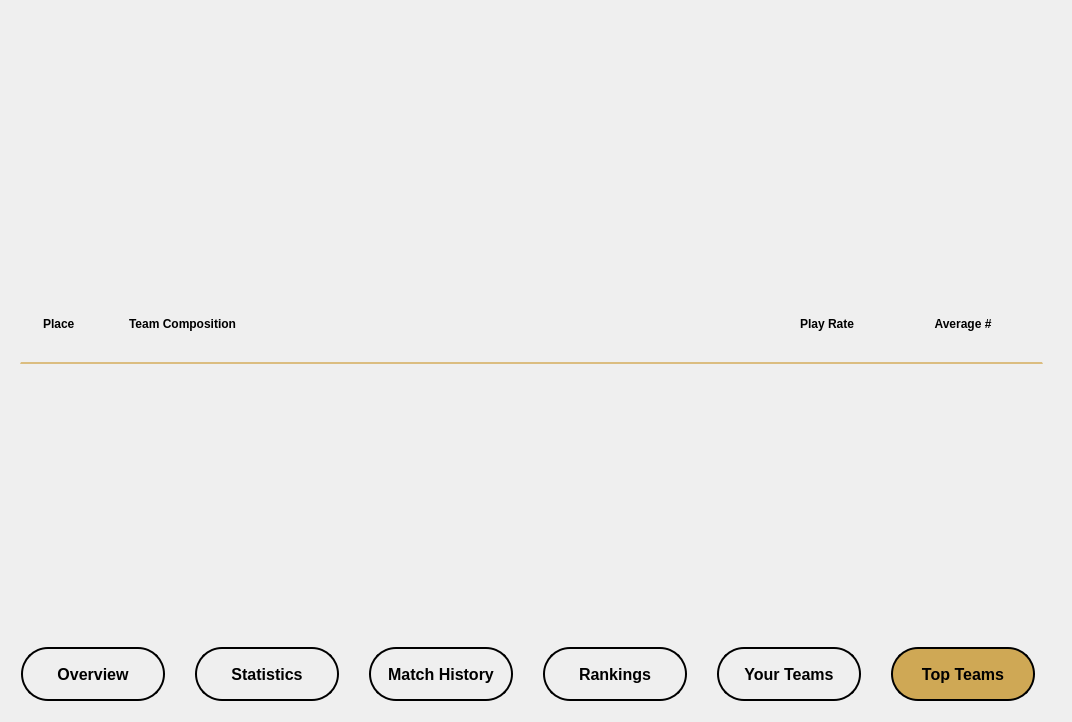
YannikSahl/TFT-Analyzer, file analyticswindow.ui: the form before one commit.
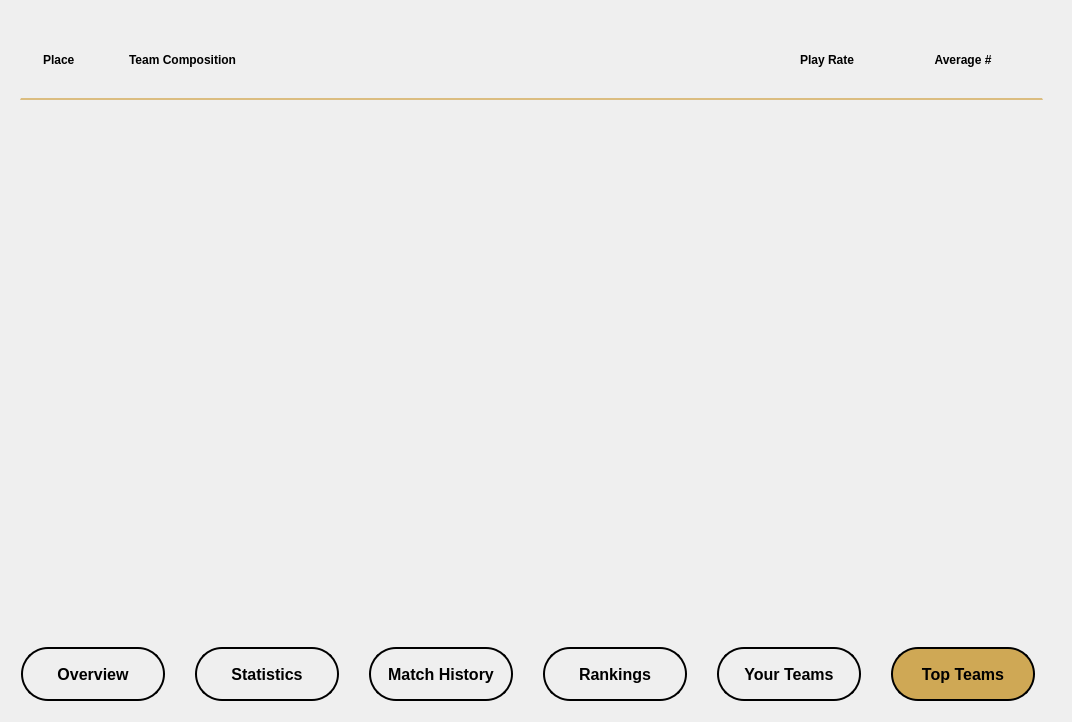
The form after the commit. The open tabs and pages were chosen to show the change. Icons and pictures are not drawn.

Commit message: TopTeams now searching once analyticswindow is done

```diff
--- a/analyticswindow.ui
+++ b/analyticswindow.ui
@@ -804,6 +804,16 @@
          </layout>
         </widget>
        </item>
+       <item>
+        <widget class="QLabel" name="label_statusTopTeams">
+         <property name="text">
+          <string/>
+         </property>
+         <property name="alignment">
+          <set>Qt::AlignLeading|Qt::AlignLeft|Qt::AlignVCenter</set>
+         </property>
+        </widget>
+       </item>
       </layout>
      </widget>
     </widget>
```
Left out of the diff: 4 changed lines with no effect on the pictures. The commit also changes 9 other files.
